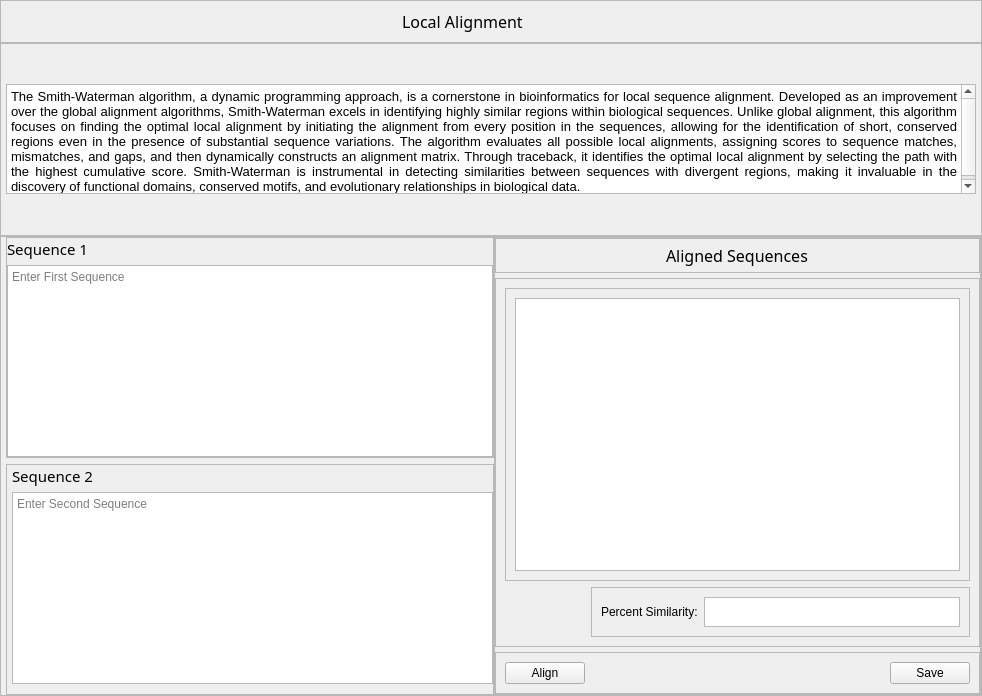
bryancastillo10/BioBytes-PairSync, file ui/tabs/local_align.ui: the form before one commit.
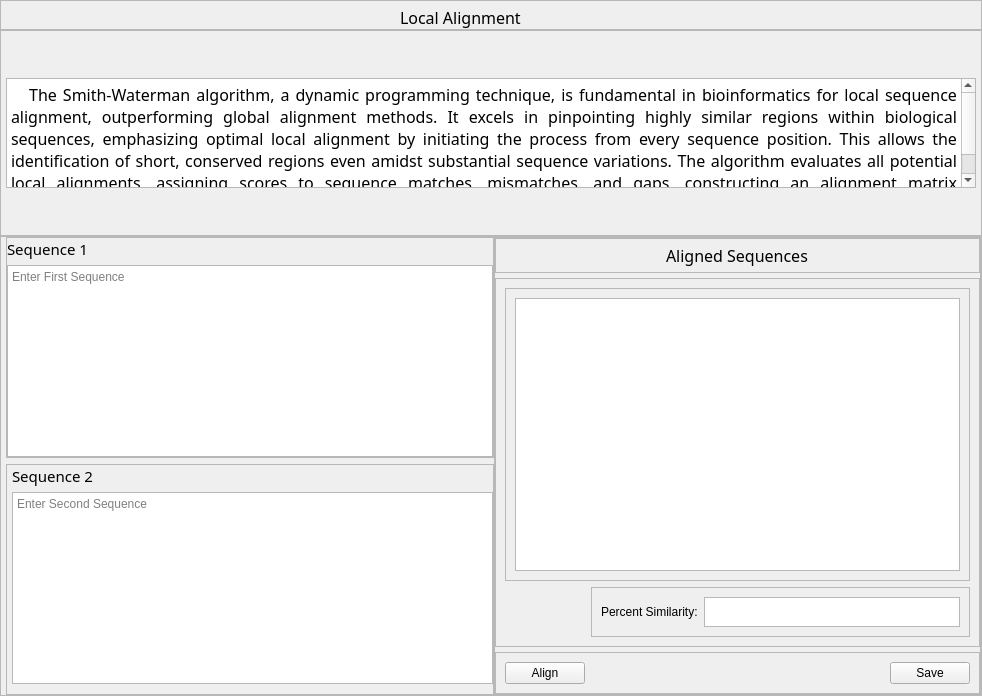
The form after the commit. Icons and pictures are not drawn.

```diff
--- a/ui/tabs/local_align.ui
+++ b/ui/tabs/local_align.ui
@@ -44,6 +44,21 @@
       <enum>QFrame::Raised</enum>
      </property>
      <layout class="QGridLayout" name="gridLayout_4">
+      <property name="leftMargin">
+       <number>0</number>
+      </property>
+      <property name="topMargin">
+       <number>5</number>
+      </property>
+      <property name="rightMargin">
+       <number>10</number>
+      </property>
+      <property name="bottomMargin">
+       <number>0</number>
+      </property>
+      <property name="spacing">
+       <number>0</number>
+      </property>
       <item row="0" column="0" alignment="Qt::AlignHCenter">
        <widget class="QLabel" name="label">
         <property name="font">
@@ -111,12 +126,18 @@
           <height>110</height>
          </size>
         </property>
+        <property name="font">
+         <font>
+          <family>Noto Sans</family>
+          <pointsize>12</pointsize>
+         </font>
+        </property>
         <property name="html">
          <string>&lt;!DOCTYPE HTML PUBLIC &quot;-//W3C//DTD HTML 4.0//EN&quot; &quot;http://www.w3.org/TR/REC-html40/strict.dtd&quot;&gt;
 &lt;html&gt;&lt;head&gt;&lt;meta name=&quot;qrichtext&quot; content=&quot;1&quot; /&gt;&lt;style type=&quot;text/css&quot;&gt;
 p, li { white-space: pre-wrap; }
-&lt;/style&gt;&lt;/head&gt;&lt;body style=&quot; font-family:'PMingLiU'; font-size:9pt; font-weight:400; font-style:normal;&quot;&gt;
-&lt;p align=&quot;justify&quot; style=&quot; margin-top:0px; margin-bottom:0px; margin-left:0px; margin-right:0px; -qt-block-indent:0; text-indent:0px;&quot;&gt;&lt;span style=&quot; font-size:10pt;&quot;&gt;The Smith-Waterman algorithm, a dynamic programming approach, is a cornerstone in bioinformatics for local sequence alignment. Developed as an improvement over the global alignment algorithms, Smith-Waterman excels in identifying highly similar regions within biological sequences. Unlike global alignment, this algorithm focuses on finding the optimal local alignment by initiating the alignment from every position in the sequences, allowing for the identification of short, conserved regions even in the presence of substantial sequence variations. The algorithm evaluates all possible local alignments, assigning scores to sequence matches, mismatches, and gaps, and then dynamically constructs an alignment matrix. Through traceback, it identifies the optimal local alignment by selecting the path with the highest cumulative score. Smith-Waterman is instrumental in detecting similarities between sequences with divergent regions, making it invaluable in the discovery of functional domains, conserved motifs, and evolutionary relationships in biological data.&lt;/span&gt;&lt;/p&gt;&lt;/body&gt;&lt;/html&gt;</string>
+&lt;/style&gt;&lt;/head&gt;&lt;body style=&quot; font-family:'Noto Sans'; font-size:12pt; font-weight:400; font-style:normal;&quot;&gt;
+&lt;p align=&quot;justify&quot; style=&quot; margin-top:0px; margin-bottom:0px; margin-left:0px; margin-right:0px; -qt-block-indent:0; text-indent:0px;&quot;&gt;&lt;span style=&quot; font-family:'PMingLiU';&quot;&gt;   The Smith-Waterman algorithm, a dynamic programming technique, is fundamental in bioinformatics for local sequence alignment, outperforming global alignment methods. It excels in pinpointing highly similar regions within biological sequences, emphasizing optimal local alignment by initiating the process from every sequence position. This allows the identification of short, conserved regions even amidst substantial sequence variations. The algorithm evaluates all potential local alignments, assigning scores to sequence matches, mismatches, and gaps, constructing an alignment matrix dynamically.&lt;/span&gt;&lt;/p&gt;&lt;/body&gt;&lt;/html&gt;</string>
         </property>
        </widget>
       </item>
```
Left out of the diff: 14 changed lines with no effect on the pictures.
